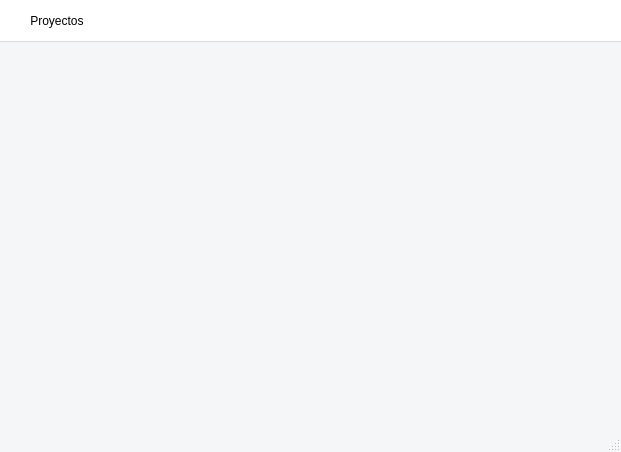
First picture: the form in gui/proyectos.ui, repository ibero-coder/segundo-parcial, before the edit.
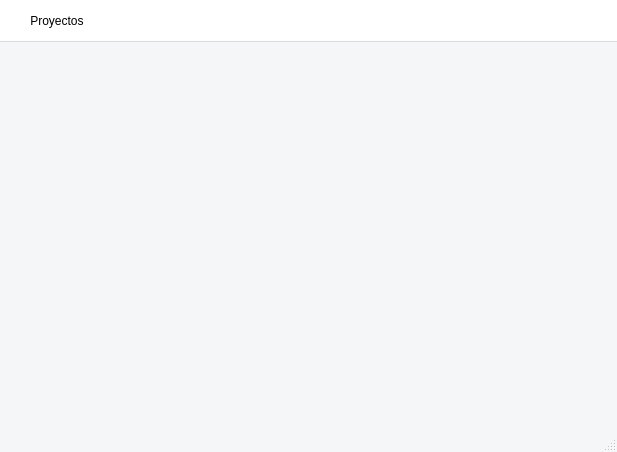
Second picture: the form after the edit.

Diff of the .ui file:
```diff
--- a/gui/proyectos.ui
+++ b/gui/proyectos.ui
@@ -6,7 +6,7 @@
    <rect>
     <x>0</x>
     <y>0</y>
-    <width>621</width>
+    <width>617</width>
     <height>452</height>
    </rect>
   </property>
@@ -89,7 +89,7 @@
     <rect>
      <x>0</x>
      <y>0</y>
-     <width>621</width>
+     <width>617</width>
      <height>44</height>
     </rect>
    </property>
```
Left out of the diff: 6 changed lines with no effect on the pictures.
